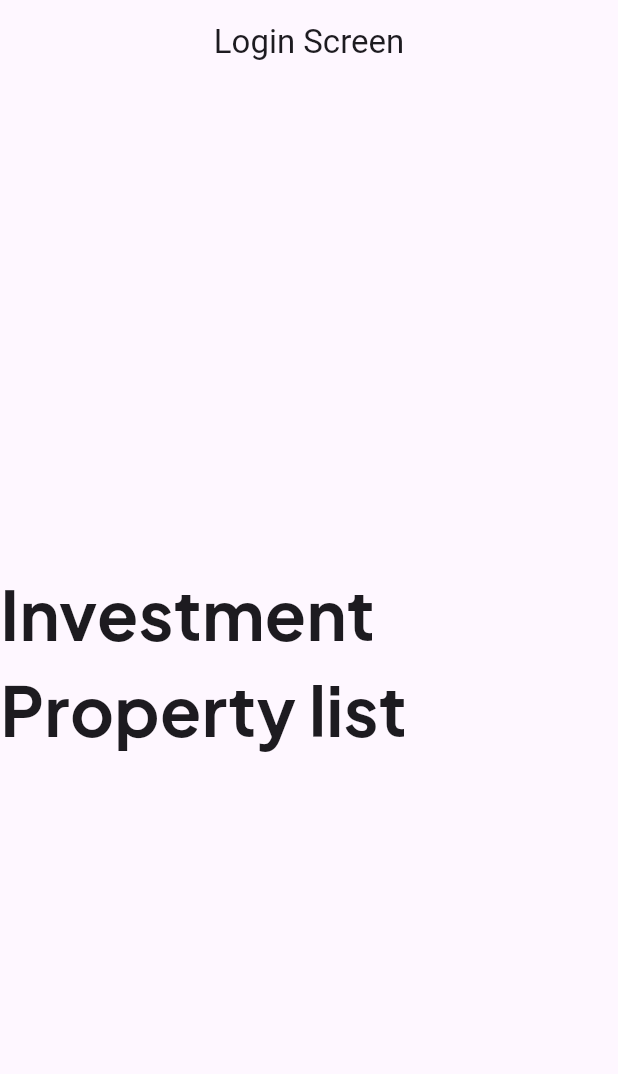
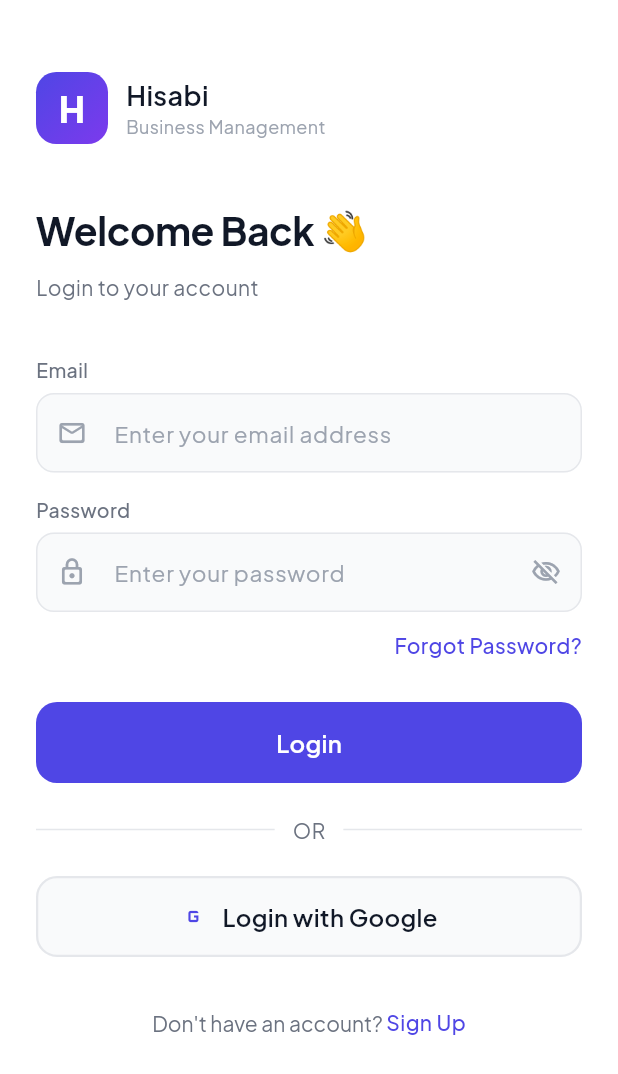
Before and after one commit to majidbhuiyan20/ShopLedger, a Flutter app: the screen it shows after launch, on a phone screen of 412 x 824 dp. Shown: the top 1074 px of the screen. Run offline on Flutter 3.47's test engine with Material 3 defaults, Android fonts, the phone set to English and light mode, and no system bars; our stand-ins replace dio, logger, shared_preferences; network calls fail.

Commit message:
login screen complete ui

```diff
--- a/lib/core/constants/app_strings.dart
+++ b/lib/core/constants/app_strings.dart
@@ -1,3 +1,3 @@
 class AppStrings {
-  static const String noRoute="No Route Found";
+  static const noRoute = "No route";
 }
--- /dev/null
+++ b/lib/core/constants/app_theme.dart
@@ -0,0 +1,95 @@
+import 'package:flutter/material.dart';
+import 'package:flutter/services.dart';
+import 'app_colors.dart';
+
+class AppTheme {
+  AppTheme._();
+
+  static ThemeData get light => ThemeData(
+    useMaterial3:     true,
+    colorScheme:      _colorScheme,
+    scaffoldBackgroundColor: AppColors.bgBase,
+    fontFamily:       'Inter',
+    appBarTheme:      _appBarTheme,
+    elevatedButtonTheme: _elevatedButtonTheme,
+    outlinedButtonTheme: _outlinedButtonTheme,
+    inputDecorationTheme: _inputDecorationTheme,
+    dividerTheme:     const DividerThemeData(color: AppColors.borderDefault, thickness: 1),
+  );
+
+  static const ColorScheme _colorScheme = ColorScheme(
+    brightness:    Brightness.light,
+    primary:       AppColors.primary,
+    onPrimary:     AppColors.textOnPrimary,
+    secondary:     AppColors.success,
+    onSecondary:   AppColors.textOnPrimary,
+    error:         AppColors.danger,
+    onError:       AppColors.textOnPrimary,
+    surface:       AppColors.bgBase,
+    onSurface:     AppColors.textPrimary,
+  );
+
+  static const AppBarTheme _appBarTheme = AppBarTheme(
+    backgroundColor:    AppColors.bgBase,
+    foregroundColor:    AppColors.textPrimary,
+    elevation:          0,
+    scrolledUnderElevation: 0,
+    centerTitle:        false,
+    systemOverlayStyle: SystemUiOverlayStyle(
+      statusBarColor:           Colors.transparent,
+      statusBarIconBrightness:  Brightness.dark,
+    ),
+  );
+
+  static final ElevatedButtonThemeData _elevatedButtonTheme =
+  ElevatedButtonThemeData(
+    style: ElevatedButton.styleFrom(
+      backgroundColor:  AppColors.primary,
+      foregroundColor:  AppColors.textOnPrimary,
+      minimumSize:      const Size(double.infinity, 54),
+      shape:            RoundedRectangleBorder(
+        borderRadius: BorderRadius.circular(14),
+      ),
+      elevation:        0,
+    ),
+  );
+
+  static final OutlinedButtonThemeData _outlinedButtonTheme =
+  OutlinedButtonThemeData(
+    style: OutlinedButton.styleFrom(
+      foregroundColor:  AppColors.primary,
+      minimumSize:      const Size(double.infinity, 54),
+      shape:            RoundedRectangleBorder(
+        borderRadius: BorderRadius.circular(14),
+      ),
+      side: const BorderSide(color: AppColors.primary, width: 1.5),
+    ),
+  );
+
+  static final InputDecorationTheme _inputDecorationTheme =
+  InputDecorationTheme(
+    filled:           true,
+    fillColor:        AppColors.bgSurface,
+    contentPadding:   const EdgeInsets.symmetric(horizontal: 16, vertical: 16),
+    border:           OutlineInputBorder(
+      borderRadius:   BorderRadius.circular(12),
+      borderSide:     const BorderSide(color: AppColors.borderDefault),
+    ),
+    enabledBorder:    OutlineInputBorder(
+      borderRadius:   BorderRadius.circular(12),
+      borderSide:     const BorderSide(color: AppColors.borderDefault),
+    ),
+    focusedBorder:    OutlineInputBorder(
+      borderRadius:   BorderRadius.circular(12),
+      borderSide:     const BorderSide(color: AppColors.borderFocused, width: 1.5),
+    ),
+    errorBorder:      OutlineInputBorder(
+      borderRadius:   BorderRadius.circular(12),
+      borderSide:     const BorderSide(color: AppColors.borderError),
+    ),
+    focusedErrorBorder: OutlineInputBorder(
+      borderRadius:   BorderRadius.circular(12),
+      borderSide:     const BorderSide(color: AppColors.borderError, width: 1.5),
+    ),
+  );
+}
--- a/lib/core/routes/app_routes.dart
+++ b/lib/core/routes/app_routes.dart
@@ -1,6 +1,6 @@
 import 'package:flutter/material.dart';
 import 'package:shop_ledger/core/constants/app_strings.dart';
-import 'package:shop_ledger/features/auth/presentation/login_screen.dart';
+import 'package:shop_ledger/features/auth/presentation/screens/login_screen.dart';
 import '../../features/splash/splash_screen.dart';
 
 class Routes{
--- a/lib/features/auth/presentation/login_screen.dart
+++ /dev/null
@@ -1,32 +0,0 @@
-import 'package:flutter/material.dart';
-
-class LoginScreen extends StatefulWidget {
-  const LoginScreen({super.key});
-
-  @override
-  State<LoginScreen> createState() => _LoginScreenState();
-}
-
-
-class _LoginScreenState extends State<LoginScreen> {
-
-  @override
-  Widget build(BuildContext context) {
-    return Scaffold(
-      appBar: AppBar(
-        title: const Text("Login Screen"),
-        centerTitle: true,
-      ),
-      body: Center(
-        child: Text(
-          "Investment Property list",
-          style: TextStyle(
-            fontSize: 45,
-            fontFamily: "PlusJakartaSans",
-            fontWeight: FontWeight.w700,
-          ),
-        ),
-      ),
-    );
-  }
-}
--- /dev/null
+++ b/lib/features/auth/presentation/screens/login_screen.dart
@@ -0,0 +1,223 @@
+import 'package:flutter/material.dart';
+import '../../../../core/constants/app_colors.dart';
+import '../../../../core/constants/app_text_style.dart';
+import '../../../widgets/common_widgets.dart';
+import '../../../widgets/primary_button.dart';
+import '../../../widgets/primary_outline_button.dart';
+
+
+class LoginScreen extends StatefulWidget {
+  const LoginScreen({super.key});
+
+  @override
+  State<LoginScreen> createState() => _LoginScreenState();
+}
+
+class _LoginScreenState extends State<LoginScreen> {
+  final _emailController    = TextEditingController();
+  final _passwordController = TextEditingController();
+  final _formKey            = GlobalKey<FormState>();
+
+  bool _obscurePassword = true;
+  bool _loading         = false;
+  String? _emailError;
+  String? _passwordError;
+
+  @override
+  void dispose() {
+    _emailController.dispose();
+    _passwordController.dispose();
+    super.dispose();
+  }
+
+  Future<void> _login() async {
+    setState(() {
+      _emailError    = null;
+      _passwordError = null;
+    });
+
+    if (_emailController.text.trim().isEmpty) {
+      setState(() => _emailError = 'Email is required');
+      return;
+    }
+    if (_passwordController.text.isEmpty) {
+      setState(() => _passwordError = 'Password is required');
+      return;
+    }
+
+    setState(() => _loading = true);
+
+    // TODO: API call
+    await Future.delayed(const Duration(seconds: 2));
+
+    setState(() => _loading = false);
+
+    // Navigate to home on success
+  }
+
+  @override
+  Widget build(BuildContext context) {
+    return Scaffold(
+      backgroundColor: AppColors.bgBase,
+      body: SafeArea(
+        child: SingleChildScrollView(
+          padding: const EdgeInsets.symmetric(horizontal: 24),
+          child: Form(
+            key: _formKey,
+            child: Column(
+              crossAxisAlignment: CrossAxisAlignment.start,
+              children: [
+
+                const SizedBox(height: 48),
+
+                // ── Logo + Title ──────────────────────────────────
+                Row(
+                  children: [
+                    const HLogoMark(size: 48),
+                    const SizedBox(width: 12),
+                    Column(
+                      crossAxisAlignment: CrossAxisAlignment.start,
+                      children: [
+                        Text('Hisabi', style: AppTextStyle.h3),
+                        Text('Business Management', style: AppTextStyle.bodySmall),
+                      ],
+                    ),
+                  ],
+                ),
+
+                const SizedBox(height: 40),
+
+                Text('Welcome Back 👋', style: AppTextStyle.h1),
+                const SizedBox(height: 8),
+                Text(
+                  'Login to your account',
+                  style: AppTextStyle.bodyMedium,
+                ),
+
+                const SizedBox(height: 36),
+
+                // ── Email ─────────────────────────────────────────
+                HInputField(
+                  label:          'Email',
+                  hint:           'Enter your email address',
+                  controller:     _emailController,
+                  keyboardType:   TextInputType.emailAddress,
+                  errorText:      _emailError,
+                  prefix: const Icon(
+                    Icons.mail_outline_rounded,
+                    color: AppColors.textTertiary,
+                    size: 20,
+                  ),
+                ),
+
+                const SizedBox(height: 16),
+
+                // ── Password ──────────────────────────────────────
+                HInputField(
+                  label:      'Password',
+                  hint:       'Enter your password',
+                  controller: _passwordController,
+                  obscure:    _obscurePassword,
+                  errorText:  _passwordError,
+                  prefix: const Icon(
+                    Icons.lock_outline_rounded,
+                    color: AppColors.textTertiary,
+                    size: 20,
+                  ),
+                  suffix: IconButton(
+                    onPressed: () => setState(
+                          () => _obscurePassword = !_obscurePassword,
+                    ),
+                    icon: Icon(
+                      _obscurePassword
+                          ? Icons.visibility_off_outlined
+                          : Icons.visibility_outlined,
+                      color: AppColors.textTertiary,
+                      size: 20,
+                    ),
+                  ),
+                ),
+
+                const SizedBox(height: 12),
+
+                // ── Forgot Password ───────────────────────────────
+                Align(
+                  alignment: Alignment.centerRight,
+                  child: GestureDetector(
+                    onTap: () {
+                      // Navigate to forgot password
+                    },
+                    child: Text(
+                      'Forgot Password?',
+                      style: AppTextStyle.link,
+                    ),
+                  ),
+                ),
+
+                const SizedBox(height: 28),
+
+                // ── Login Button ──────────────────────────────────
+                PrimaryButton(
+                  label:   'Login',
+                  loading: _loading,
+                  onTap:   _login,
+                ),
+
+                const SizedBox(height: 20),
+
+                // ── Divider ───────────────────────────────────────
+                const HDividerText(),
+
+                const SizedBox(height: 20),
+
+                // ── Google Login ──────────────────────────────────
+                PrimaryOutlineButton(
+                  label: 'Login with Google',
+                  onTap: () {
+                    // TODO: Google Sign In
+                  },
+                  leading: Image.network(
+                    'https://www.google.com/favicon.ico',
+                    width:  20,
+                    height: 20,
+                    errorBuilder: (_, __, ___) => const Icon(
+                      Icons.g_mobiledata,
+                      color: AppColors.primary,
+                    ),
+                  ),
+                ),
+
+                const SizedBox(height: 32),
+
+                // ── Register Link ─────────────────────────────────
+                Center(
+                  child: RichText(
+                    text: TextSpan(
+                      text: "Don't have an account? ",
+                      style: AppTextStyle.bodyMedium,
+                      children: [
+                        WidgetSpan(
+                          child: GestureDetector(
+                            onTap: () {
+                              // Navigate to register
+                            },
+                            child: Text(
+                              'Sign Up',
+                              style: AppTextStyle.link,
+                            ),
+                          ),
+                        ),
+                      ],
+                    ),
+                  ),
+                ),
+
+                const SizedBox(height: 24),
+              ],
+            ),
+          ),
+        ),
+      ),
+    );
+  }
+}
--- a/lib/features/splash/splash_screen.dart
+++ b/lib/features/splash/splash_screen.dart
@@ -1,6 +1,6 @@
 import 'package:flutter/material.dart';
 import '../../core/routes/app_routes.dart';
-import '../auth/presentation/login_screen.dart';
+import '../auth/presentation/screens/login_screen.dart';
 
 class SplashScreen extends StatefulWidget {
   const SplashScreen({super.key});
--- /dev/null
+++ b/lib/features/widgets/common_widgets.dart
@@ -0,0 +1,181 @@
+import 'package:flutter/material.dart';
+import '../../core/constants/app_colors.dart';
+import '../../core/constants/app_text_style.dart';
+
+
+
+
+
+// ━━━━━━━━━━━━━━━━━━━━━━━━━━━━━━━━━━━━━━━━━━━━━━━━━━━━━━
+// Input Field
+// ━━━━━━━━━━━━━━━━━━━━━━━━━━━━━━━━━━━━━━━━━━━━━━━━━━━━━━
+class HInputField extends StatelessWidget {
+  final String          label;
+  final String          hint;
+  final TextEditingController? controller;
+  final bool            obscure;
+  final Widget?         suffix;
+  final Widget?         prefix;
+  final TextInputType?  keyboardType;
+  final String?         errorText;
+  final VoidCallback?   onTap;
+  final bool            readOnly;
+  final int             maxLines;
+  final void Function(String)? onChanged;
+
+  const HInputField({
+    super.key,
+    required this.label,
+    required this.hint,
+    this.controller,
+    this.obscure      = false,
+    this.suffix,
+    this.prefix,
+    this.keyboardType,
+    this.errorText,
+    this.onTap,
+    this.readOnly     = false,
+    this.maxLines     = 1,
+    this.onChanged,
+  });
+
+  @override
+  Widget build(BuildContext context) {
+    return Column(
+      crossAxisAlignment: CrossAxisAlignment.start,
+      children: [
+        Text(label, style: AppTextStyle.labelMedium),
+        const SizedBox(height: 6),
+        TextFormField(
+          controller:   controller,
+          obscureText:  obscure,
+          keyboardType: keyboardType,
+          readOnly:     readOnly,
+          maxLines:     maxLines,
+          onTap:        onTap,
+          onChanged:    onChanged,
+          style:        AppTextStyle.inputText,
+          decoration:   InputDecoration(
+            hintText:     hint,
+            hintStyle:    AppTextStyle.inputHint,
+            suffixIcon:   suffix,
+            prefixIcon:   prefix,
+            errorText:    errorText,
+            errorStyle:   AppTextStyle.inputError,
+          ),
+        ),
+      ],
+    );
+  }
+}
+
+// ━━━━━━━━━━━━━━━━━━━━━━━━━━━━━━━━━━━━━━━━━━━━━━━━━━━━━━
+// Divider with text
+// ━━━━━━━━━━━━━━━━━━━━━━━━━━━━━━━━━━━━━━━━━━━━━━━━━━━━━━
+class HDividerText extends StatelessWidget {
+  final String text;
+  const HDividerText({super.key, this.text = 'OR'});
+
+  @override
+  Widget build(BuildContext context) {
+    return Row(
+      children: [
+        const Expanded(child: Divider(color: AppColors.borderDefault)),
+        Padding(
+          padding: const EdgeInsets.symmetric(horizontal: 12),
+          child:   Text(text, style: AppTextStyle.bodyMedium),
+        ),
+        const Expanded(child: Divider(color: AppColors.borderDefault)),
+      ],
+    );
+  }
+}
+
+// ━━━━━━━━━━━━━━━━━━━━━━━━━━━━━━━━━━━━━━━━━━━━━━━━━━━━━━
+// Logo Mark Widget
+// ━━━━━━━━━━━━━━━━━━━━━━━━━━━━━━━━━━━━━━━━━━━━━━━━━━━━━━
+class HLogoMark extends StatelessWidget {
+  final double size;
+  const HLogoMark({super.key, this.size = 56});
+
+  @override
+  Widget build(BuildContext context) {
+    return Container(
+      width:        size,
+      height:       size,
+      decoration:   BoxDecoration(
+        gradient:     AppColors.primaryGradient,
+        borderRadius: BorderRadius.circular(size * 0.28),
+      ),
+      child: Center(
+        child: Text(
+          'H',
+          style: AppTextStyle.logoText.copyWith(fontSize: size * 0.5),
+        ),
+      ),
+    );
+  }
+}
+
+// ━━━━━━━━━━━━━━━━━━━━━━━━━━━━━━━━━━━━━━━━━━━━━━━━━━━━━━
+// Password Strength Bar
+// ━━━━━━━━━━━━━━━━━━━━━━━━━━━━━━━━━━━━━━━━━━━━━━━━━━━━━━
+class HPasswordStrength extends StatelessWidget {
+  final String password;
+  const HPasswordStrength({super.key, required this.password});
+
+  int get _strength {
+    if (password.length < 6) return 0;
+    int score = 0;
+    if (password.length >= 8)                                    score++;
+    if (RegExp(r'[A-Z]').hasMatch(password))                     score++;
+    if (RegExp(r'[0-9]').hasMatch(password))                     score++;
+    if (RegExp(r'[!@#\$&*~%^()_\-+=]').hasMatch(password))      score++;
+    return score;
+  }
+
+  Color get _color {
+    switch (_strength) {
+      case 1:  return AppColors.danger;
+      case 2:  return AppColors.warning;
+      case 3:  return AppColors.warningLight;
+      case 4:  return AppColors.success;
+      default: return AppColors.borderDefault;
+    }
+  }
+
+  String get _label {
+    switch (_strength) {
+      case 1:  return 'Weak';
+      case 2:  return 'Fair';
+      case 3:  return 'Good';
+      case 4:  return 'Strong';
+      default: return '';
+    }
+  }
+
+  @override
+  Widget build(BuildContext context) {
+    if (password.isEmpty) return const SizedBox.shrink();
+    return Column(
+      crossAxisAlignment: CrossAxisAlignment.start,
+      children: [
+        const SizedBox(height: 8),
+        Row(
+          children: List.generate(4, (i) => Expanded(
+            child: Container(
+              margin: EdgeInsets.only(right: i < 3 ? 4 : 0),
+              height: 4,
+              decoration: BoxDecoration(
+                color:        i < _strength ? _color : AppColors.borderDefault,
+                borderRadius: BorderRadius.circular(2),
+              ),
+            ),
+          )),
+        ),
+        const SizedBox(height: 4),
+        Text(_label, style: AppTextStyle.caption.copyWith(color: _color)),
+      ],
+    );
+  }
+}
--- /dev/null
+++ b/lib/features/widgets/primary_button.dart
@@ -0,0 +1,70 @@
+import 'package:flutter/material.dart';
+
+import '../../core/constants/app_colors.dart';
+import '../../core/constants/app_text_style.dart';
+// ━━━━━━━━━━━━━━━━━━━━━━━━━━━━━━━━━━━━━━━━━━━━━━━━━━━━━━
+// Primary Button
+// ━━━━━━━━━━━━━━━━━━━━━━━━━━━━━━━━━━━━━━━━━━━━━━━━━━━━━━
+class PrimaryButton extends StatelessWidget {
+  final String     label;
+  final VoidCallback? onTap;
+  final bool       loading;
+  final Color?     color;
+  final Color?     textColor;
+  final double     height;
+  final IconData?  icon;
+
+  const PrimaryButton({
+    super.key,
+    required this.label,
+    this.onTap,
+    this.loading  = false,
+    this.color,
+    this.textColor,
+    this.height   = 54,
+    this.icon,
+  });
+
+  @override
+  Widget build(BuildContext context) {
+    return SizedBox(
+      width:  double.infinity,
+      height: height,
+      child: ElevatedButton(
+        onPressed: loading ? null : onTap,
+        style: ElevatedButton.styleFrom(
+          backgroundColor: color ?? AppColors.primary,
+          shape: RoundedRectangleBorder(
+            borderRadius: BorderRadius.circular(14),
+          ),
+          elevation: 0,
+          disabledBackgroundColor: AppColors.primaryLight,
+        ),
+        child: loading
+            ? const SizedBox(
+          width:  22,
+          height: 22,
+          child:  CircularProgressIndicator(
+            strokeWidth: 2.5,
+            color:       AppColors.textOnPrimary,
+          ),
+        )
+            : Row(
+          mainAxisAlignment: MainAxisAlignment.center,
+          children: [
+            if (icon != null) ...[
+              Icon(icon, size: 20, color: textColor ?? AppColors.textOnPrimary),
+              const SizedBox(width: 8),
+            ],
+            Text(
+              label,
+              style: AppTextStyle.buttonLarge.copyWith(
+                color: textColor ?? AppColors.textOnPrimary,
+              ),
+            ),
+          ],
+        ),
+      ),
+    );
+  }
+}
--- /dev/null
+++ b/lib/features/widgets/primary_outline_button.dart
@@ -0,0 +1,58 @@
+import 'package:flutter/material.dart';
+
+import '../../core/constants/app_colors.dart';
+import '../../core/constants/app_text_style.dart';
+// ━━━━━━━━━━━━━━━━━━━━━━━━━━━━━━━━━━━━━━━━━━━━━━━━━━━━━━
+// Outline Button
+// ━━━━━━━━━━━━━━━━━━━━━━━━━━━━━━━━━━━━━━━━━━━━━━━━━━━━━━
+class PrimaryOutlineButton extends StatelessWidget {
+  final String       label;
+  final VoidCallback? onTap;
+  final Widget?      leading;
+  final Color?       borderColor;
+  final Color?       textColor;
+  final double       height;
+
+  const PrimaryOutlineButton({
+    super.key,
+    required this.label,
+    this.onTap,
+    this.leading,
+    this.borderColor,
+    this.textColor,
+    this.height = 54,
+  });
+
+  @override
+  Widget build(BuildContext context) {
+    return SizedBox(
+      width:  double.infinity,
+      height: height,
+      child: OutlinedButton(
+        onPressed: onTap,
+        style: OutlinedButton.styleFrom(
+          shape: RoundedRectangleBorder(
+            borderRadius: BorderRadius.circular(14),
+          ),
+          side: BorderSide(
+            color: borderColor ?? AppColors.borderDefault,
+            width: 1.5,
+          ),
+          backgroundColor: AppColors.bgSurface,
+        ),
+        child: Row(
+          mainAxisAlignment: MainAxisAlignment.center,
+          children: [
+            if (leading != null) ...[leading!, const SizedBox(width: 10)],
+            Text(
+              label,
+              style: AppTextStyle.buttonLarge.copyWith(
+                color: textColor ?? AppColors.textPrimary,
+              ),
+            ),
+          ],
+        ),
+      ),
+    );
+  }
+}
--- a/lib/main.dart
+++ b/lib/main.dart
@@ -1,4 +1,5 @@
 import 'package:flutter/material.dart';
+import 'package:shop_ledger/core/constants/app_theme.dart';
 import 'package:shop_ledger/features/splash/splash_screen.dart';
 
 void main() {
@@ -17,6 +18,7 @@ class _MyAppState extends State<MyApp> {
   Widget build(BuildContext context) {
     return MaterialApp(
       debugShowCheckedModeBanner: false,
+      theme: AppTheme.light,
       home: SplashScreen(),
     );
   }
```
Also changed, not shown: lib/features/auth/presentation/screens/register_screen.dart (added).
